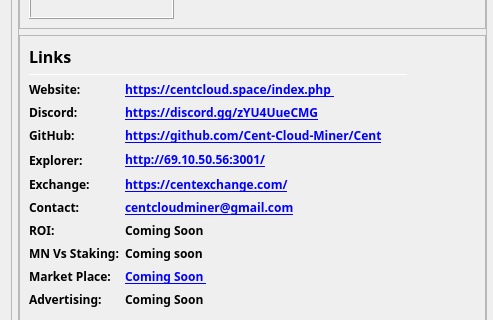
This is src/qt/forms/overviewpage.ui in Cent-Cloud-Miner/Cent as Qt 5 draws it before an edit; both pictures show x 0 to 493 and y 419 to 739 of the 978 by 841 pixel window. The edited form follows.
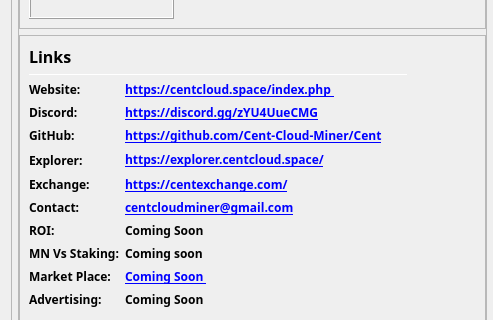
This is the edited form. Icons and pictures are not drawn.

The edit to the form file:
```diff
--- a/src/qt/forms/overviewpage.ui
+++ b/src/qt/forms/overviewpage.ui
@@ -875,7 +875,7 @@
                         </font>
                        </property>
                        <property name="text">
-                        <string notr="true">&lt;a href=&quot;hhttp://69.10.50.56:3001/&quot;&gt;http://69.10.50.56:3001/&lt;/a&gt;</string>
+                        <string notr="true">&lt;a href=&quot;https://explorer.centcloud.space/&quot;&gt;https://explorer.centcloud.space/&lt;/a&gt;</string>
                        </property>
                        <property name="alignment">
                         <set>Qt::AlignLeading|Qt::AlignLeft|Qt::AlignVCenter</set>
```
